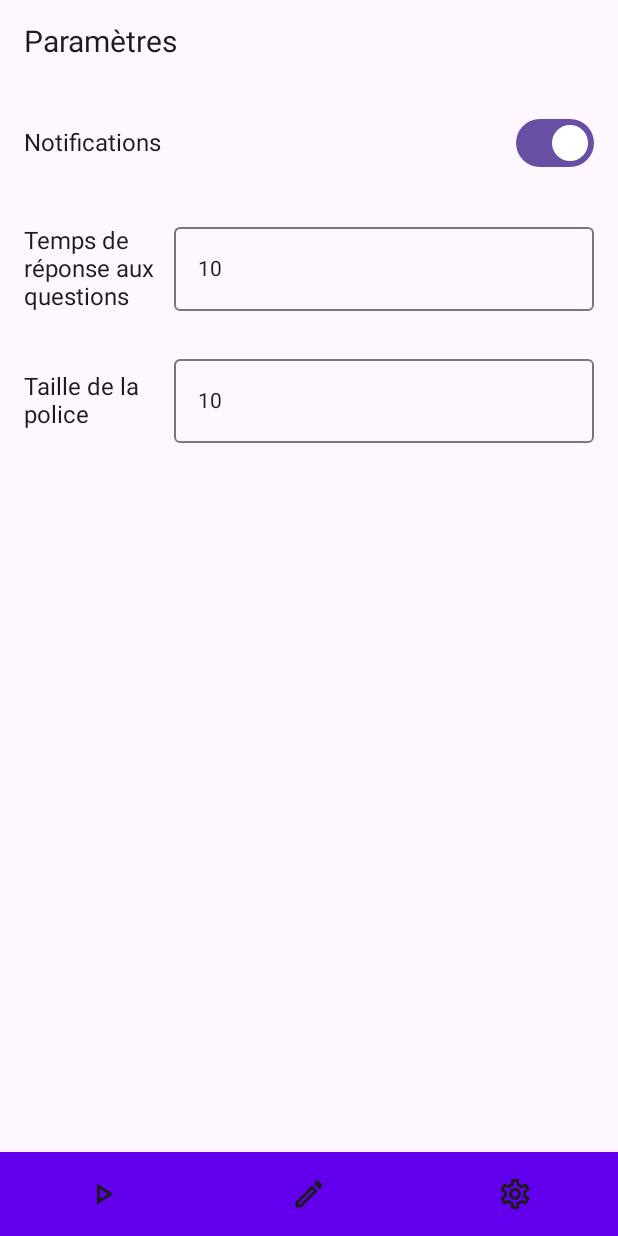
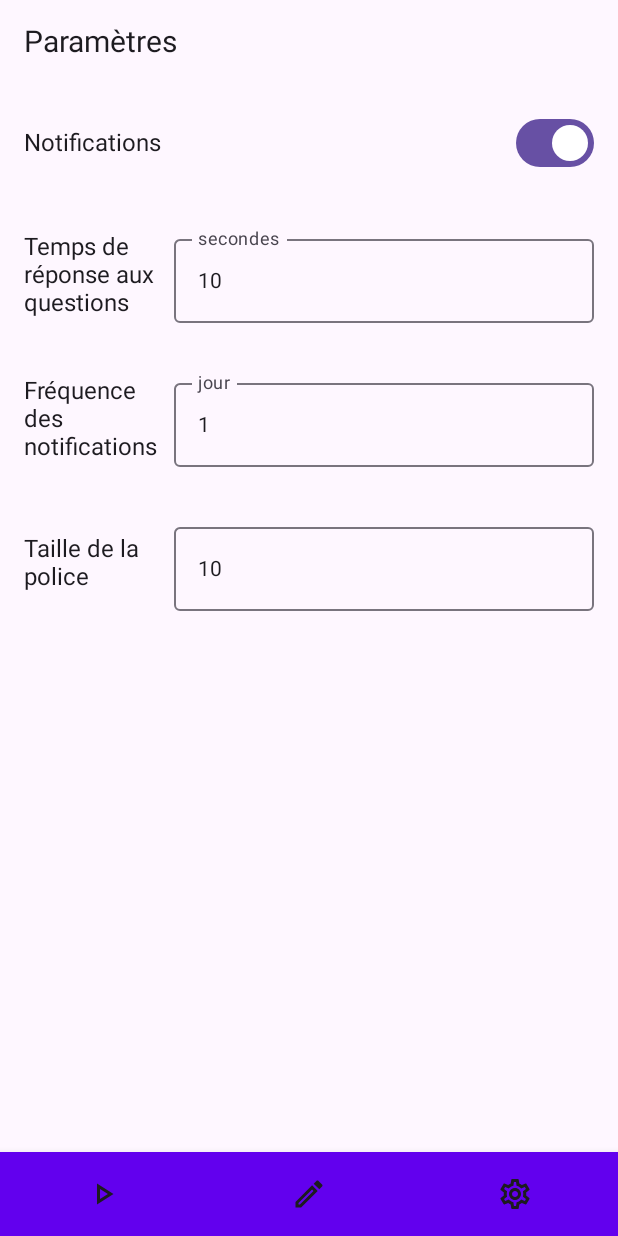
Before and after one commit to Splintery/Quizouille, an Android app built with Jetpack Compose: the screen it shows after launch (MainActivity), item 3 of the bottom bar chosen, on a phone screen of 412 x 824 dp. Run offline under Robolectric (Android 15) with nearby library versions, the phone set to English and light mode, and no system bars.

Commit message:
Settings menu done with some parameters, better structure

```diff
--- a/app/build.gradle.kts
+++ b/app/build.gradle.kts
@@ -59,6 +59,7 @@ dependencies {
     implementation("androidx.compose.ui:ui-graphics")
     implementation("androidx.compose.ui:ui-tooling-preview")
     implementation("androidx.compose.material3:material3")
+    implementation("androidx.datastore:datastore-core:1.0.0")
     testImplementation("junit:junit:4.13.2")
     androidTestImplementation("androidx.test.ext:junit:1.1.5")
     androidTestImplementation("androidx.test.espresso:espresso-core:3.5.1")
@@ -84,4 +85,5 @@ dependencies {
     implementation("androidx.lifecycle:lifecycle-viewmodel-compose:$lifecycle_version")
     implementation("androidx.lifecycle:lifecycle-runtime-ktx:$lifecycle_version")
     implementation("androidx.core:core-ktx:1.12.0")
+    implementation("androidx.datastore:datastore-preferences:1.0.0")
 }
--- a/app/src/main/AndroidManifest.xml
+++ b/app/src/main/AndroidManifest.xml
@@ -13,7 +13,7 @@
         android:theme="@style/Theme.Quizouille"
         tools:targetApi="31">
         <activity
-            android:name=".MainActivity"
+            android:name=".ui.MainActivity"
             android:exported="true"
             android:label="@string/app_name"
             android:theme="@style/Theme.Quizouille">
--- a/app/src/main/java/com/univ/quizouille/MainActivity.kt
+++ b/app/src/main/java/com/univ/quizouille/ui/MainActivity.kt
@@ -1,6 +1,6 @@
 @file:OptIn(ExperimentalMaterial3Api::class)
 
-package com.univ.quizouille
+package com.univ.quizouille.ui
 
 import android.os.Bundle
 import android.util.Log
@@ -11,7 +11,6 @@ import androidx.compose.foundation.layout.Column
 import androidx.compose.foundation.layout.Row
 import androidx.compose.foundation.layout.fillMaxWidth
 import androidx.compose.foundation.layout.padding
-import androidx.compose.foundation.text.KeyboardActions
 import androidx.compose.foundation.text.KeyboardOptions
 import androidx.compose.material.BottomNavigation
 import androidx.compose.material.BottomNavigationItem
@@ -27,10 +26,8 @@ import androidx.compose.material3.Scaffold
 import androidx.compose.material3.Text
 import androidx.compose.runtime.Composable
 import androidx.compose.runtime.getValue
-import androidx.compose.runtime.mutableIntStateOf
 import androidx.compose.runtime.mutableStateOf
 import androidx.compose.runtime.remember
-import androidx.compose.runtime.saveable.rememberSaveable
 import androidx.compose.runtime.setValue
 import androidx.compose.ui.Alignment
 import androidx.compose.ui.Modifier
@@ -38,11 +35,14 @@ import androidx.compose.ui.text.input.ImeAction
 import androidx.compose.ui.text.input.KeyboardType
 import androidx.compose.ui.unit.dp
 import androidx.compose.ui.unit.sp
+import androidx.lifecycle.ViewModel
+import androidx.lifecycle.viewmodel.compose.viewModel
 import androidx.navigation.NavHostController
 import androidx.navigation.compose.NavHost
 import androidx.navigation.compose.composable
 import androidx.navigation.compose.currentBackStackEntryAsState
 import androidx.navigation.compose.rememberNavController
+import com.univ.quizouille.viewmodel.SettingsViewModel
 
 class MainActivity : ComponentActivity() {
     override fun onCreate(savedInstanceState: Bundle?) {
@@ -63,6 +63,7 @@ fun Test2() {
     Text(text = "page 2")
 }
 
+/*
 @Composable
 fun Settings() {
     // TODO Ajouter VAR globales dans viewmodel
@@ -74,49 +75,78 @@ fun Settings() {
     Column {
         Row(modifier = Modifier
             .fillMaxWidth()
-            .padding(16.dp), horizontalArrangement = Arrangement.Center, verticalAlignment = Alignment.CenterVertically) {
+            .padding(16.dp)
+            , horizontalArrangement = Arrangement.Center, verticalAlignment = Alignment.CenterVertically) {
             Text(text = "Paramètres", fontSize = 20.sp, modifier = Modifier.weight(1f))
         }
         Row(modifier = Modifier
             .fillMaxWidth()
-            .padding(16.dp), horizontalArrangement = Arrangement.SpaceBetween, verticalAlignment = Alignment.CenterVertically) {
+            .padding(16.dp)
+            , horizontalArrangement = Arrangement.SpaceBetween, verticalAlignment = Alignment.CenterVertically) {
             Text(text = "Notifications", fontSize = 16.sp, modifier = Modifier.weight(1f))
             Switch(checked = notificationsChecked, onCheckedChange = { notificationsChecked = it } )
         }
-        Row(modifier = Modifier
-            .padding(16.dp), horizontalArrangement = Arrangement.SpaceBetween, verticalAlignment = Alignment.CenterVertically) {
-            Text(text = "Temps de réponse aux questions", fontSize = 16.sp, modifier = Modifier.weight(1f))
+        Row(modifier = Modifier.padding(16.dp)
+            , horizontalArrangement = Arrangement.SpaceBetween, verticalAlignment = Alignment.CenterVertically) {
+            Text(text = "Fréquence des notifications (jour)", fontSize = 16.sp, modifier = Modifier
+                .weight(1f)
+                .padding(end = 8.dp))
+            OutlinedTextField(value = questionDelay,
+                onValueChange = {
+                    if (it.all { char -> char.isDigit() }) {
+                        questionDelay = it
+                    }}
+                , keyboardOptions = KeyboardOptions.Default.copy(keyboardType = KeyboardType.Number, imeAction = ImeAction.Done)
+                , modifier = Modifier
+                    .weight(1f)
+                    .padding(start = 10.dp)
+            )
+        }
+        Row(modifier = Modifier.padding(16.dp)
+            , horizontalArrangement = Arrangement.SpaceBetween, verticalAlignment = Alignment.CenterVertically) {
+            Text(text = "Temps de réponse aux questions (secondes)", fontSize = 16.sp, modifier = Modifier
+                .weight(1f)
+                .padding(end = 8.dp))
             OutlinedTextField(value = questionDelay,
                 onValueChange = {
                 if (it.all { char -> char.isDigit() }) {
                     questionDelay = it
                 }}
                 , keyboardOptions = KeyboardOptions.Default.copy(keyboardType = KeyboardType.Number, imeAction = ImeAction.Done)
+                , modifier = Modifier
+                    .weight(1f)
+                    .padding(start = 10.dp)
             )
         }
-        Row(modifier = Modifier
-            .padding(16.dp), horizontalArrangement = Arrangement.SpaceBetween, verticalAlignment = Alignment.CenterVertically) {
-            Text(text = "Taille de la police", fontSize = 16.sp, modifier = Modifier.weight(1f))
+        Row(modifier = Modifier.padding(16.dp)
+            , horizontalArrangement = Arrangement.SpaceBetween, verticalAlignment = Alignment.CenterVertically) {
+            Text(text = "Taille de la police", fontSize = 16.sp, modifier = Modifier
+                .weight(1f)
+                .padding(end = 8.dp))
             OutlinedTextField(value = policeSize,
                 onValueChange = {
                     if (it.all { char -> char.isDigit() }) {
                         policeSize = it
                     }}
                 , keyboardOptions = KeyboardOptions.Default.copy(keyboardType = KeyboardType.Number, imeAction = ImeAction.Done)
+                , modifier = Modifier
+                    .weight(1f)
+                    .padding(start = 10.dp)
             )
         }
     }
-
 }
+ */
 
 @Composable
-fun Main() {
+fun Main(model: SettingsViewModel = viewModel()) {
     val navController = rememberNavController()
-    Scaffold(bottomBar = { BottomBar(navController = navController)}) { paddingValues ->
+
+    Scaffold(bottomBar = { BottomBar(navController = navController) }) { paddingValues ->
         NavHost(navController = navController, startDestination = "game", modifier = Modifier.padding(paddingValues)) {
             composable("game") { Test1() }
             composable("edit") { Test2() }
-            composable("settings") { Settings() }
+            composable("settings") { SettingsScreen(settingsViewModel = model) }
         }
     }
 }
@@ -125,19 +155,32 @@ fun Main() {
 fun BottomBar(navController: NavHostController) = BottomNavigation {
     val navBackStackEntry by navController.currentBackStackEntryAsState()
     val currentRoute = navBackStackEntry?.destination?.route
+
     BottomNavigationItem(
         selected = currentRoute == "game",
-        onClick = { navController.navigate("game") { launchSingleTop = true } },
+        onClick = {
+            if (currentRoute != "game") {
+                navController.navigate("game")
+            }
+        },
         icon = { Icon(Icons.Outlined.PlayArrow, contentDescription = "Play menu")}
     )
     BottomNavigationItem(
         selected = currentRoute == "edit",
-        onClick = { navController.navigate("edit") { popUpTo("game") } },
+        onClick = {
+            if (currentRoute != "edit") {
+                navController.navigate("edit")
+            }
+        },
         icon = { Icon(Icons.Outlined.Edit, contentDescription = "Edit menu")}
     )
     BottomNavigationItem(
         selected = currentRoute == "settings",
-        onClick = { navController.navigate("settings") { popUpTo("game") } },
+        onClick = {
+            if (currentRoute != "settings") {
+                navController.navigate("settings")
+            }
+        },
         icon = { Icon(Icons.Outlined.Settings, contentDescription = "Settings menu")}
     )
 }
--- /dev/null
+++ b/app/src/main/java/com/univ/quizouille/ui/SettingsScreen.kt
@@ -0,0 +1,110 @@
+@file:OptIn(ExperimentalMaterial3Api::class)
+
+package com.univ.quizouille.ui
+
+import androidx.compose.foundation.layout.Arrangement
+import androidx.compose.foundation.layout.Column
+import androidx.compose.foundation.layout.Row
+import androidx.compose.foundation.layout.fillMaxWidth
+import androidx.compose.foundation.layout.padding
+import androidx.compose.foundation.text.KeyboardActions
+import androidx.compose.foundation.text.KeyboardOptions
+import androidx.compose.material3.ExperimentalMaterial3Api
+import androidx.compose.material3.OutlinedTextField
+import androidx.compose.material3.Switch
+import androidx.compose.material3.Text
+import androidx.compose.runtime.Composable
+import androidx.compose.runtime.collectAsState
+import androidx.compose.runtime.getValue
+import androidx.compose.runtime.mutableStateOf
+import androidx.compose.runtime.remember
+import androidx.compose.runtime.setValue
+import androidx.compose.ui.Alignment
+import androidx.compose.ui.Modifier
+import androidx.compose.ui.text.input.ImeAction
+import androidx.compose.ui.text.input.KeyboardType
+import androidx.compose.ui.unit.dp
+import androidx.compose.ui.unit.sp
+import androidx.core.text.isDigitsOnly
+import com.univ.quizouille.viewmodel.SettingsViewModel
+
+@Composable
+fun TitleWithContentRow(title: String, fontSize: Int, content: @Composable (() -> Unit)? = null) {
+    Row(modifier = Modifier
+        .fillMaxWidth()
+        .padding(16.dp),
+        horizontalArrangement = Arrangement.SpaceBetween,
+        verticalAlignment = Alignment.CenterVertically
+    ) {
+        Text(
+            text = title,
+            fontSize = fontSize.sp,
+            modifier = Modifier.weight(1f)
+        )
+        content?.invoke()
+    }
+}
+
+@Composable
+fun SettingsTextField(value: String, label: String, onDone: (String) -> Unit) {
+    var text by remember(value) { mutableStateOf(value) }
+
+    OutlinedTextField(
+        value = text,
+        onValueChange = { text = it },
+        label = { Text(label) },
+        keyboardOptions = KeyboardOptions.Default.copy(
+            keyboardType = KeyboardType.Number,
+            imeAction = ImeAction.Done
+        ),
+        keyboardActions = KeyboardActions(
+            onDone = {
+                if (text.isNotEmpty() && text.isDigitsOnly() && text.toInt() > 0)
+                    onDone(text)
+            }
+        ),
+        modifier = Modifier.padding(start = 10.dp)
+    )
+}
+
+@Composable
+fun SettingsScreen(settingsViewModel: SettingsViewModel) {
+    val questionDelay by settingsViewModel.questionDelayFlow.collectAsState(initial = 10)
+    val policeSize by settingsViewModel.policeSizeFlow.collectAsState(initial = 10)
+    val notificationsMode by settingsViewModel.notificationsFlow.collectAsState(initial = true)
+    val notificationsFrequency by settingsViewModel.notificationsFreqFlow.collectAsState(initial = 1)
+
+    Column {
+        TitleWithContentRow(title = "Paramètres", fontSize = 20)
+        TitleWithContentRow(title = "Notifications", fontSize = 16) {
+            Switch(
+                checked = notificationsMode,
+                onCheckedChange = { settingsViewModel.setNotifications(notificationsMode) })
+        }
+        TitleWithContentRow(title = "Temps de réponse aux questions", fontSize = 16) {
+            SettingsTextField(
+                value = questionDelay.toString(),
+                label = "secondes",
+                onDone = { newDelay ->
+                    settingsViewModel.setQuestionDelay(newDelay.toInt())
+                }
+            )
+        }
+        TitleWithContentRow(title = "Fréquence des notifications", fontSize = 16) {
+            SettingsTextField(
+                value = notificationsFrequency.toString(),
+                label = "jour",
+                onDone = { newFreq ->
+                    settingsViewModel.setNotificationsFrequency(newFreq.toInt())
+                })
+        }
+        TitleWithContentRow(title = "Taille de la police", fontSize = 16) {
+            SettingsTextField(
+                value = policeSize.toString(),
+                label = "",
+                onDone = { newSize ->
+                    settingsViewModel.setPoliceSize(newSize.toInt())
+                })
+        }
+    }
+}
--- /dev/null
+++ b/app/src/main/java/com/univ/quizouille/viewmodel/SettingsViewModel.kt
@@ -0,0 +1,77 @@
+package com.univ.quizouille.viewmodel
+
+import android.app.Application
+import android.content.Context
+import android.util.Log
+import androidx.datastore.core.DataStore
+import androidx.datastore.preferences.core.Preferences
+import androidx.datastore.preferences.core.booleanPreferencesKey
+import androidx.datastore.preferences.core.edit
+import androidx.datastore.preferences.core.intPreferencesKey
+import androidx.datastore.preferences.preferencesDataStore
+import androidx.lifecycle.AndroidViewModel
+import androidx.lifecycle.viewModelScope
+import kotlinx.coroutines.flow.map
+import kotlinx.coroutines.launch
+
+val Context.dataStore: DataStore<Preferences> by preferencesDataStore(name ="settings")
+
+class SettingsViewModel (application: Application) : AndroidViewModel(application) {
+    private val dataStore: DataStore<Preferences> = application.applicationContext.dataStore;
+
+    val questionDelayFlow = dataStore.data.map { preferences ->
+        preferences[PreferencesKeys.QUESTION_DELAY] ?: 10
+    }
+
+    val policeSizeFlow = dataStore.data.map { preferences ->
+        preferences[PreferencesKeys.POLICE_SIZE] ?: 10
+    }
+
+    val notificationsFlow = dataStore.data.map { preferences ->
+        preferences[PreferencesKeys.NOTIFICATIONS] ?: true
+    }
+
+    val notificationsFreqFlow = dataStore.data.map { preferences ->
+        preferences[PreferencesKeys.NOTIFICATIONS_FREQUENCY] ?: 1
+    }
+
+    fun setQuestionDelay(delay: Int) {
+        viewModelScope.launch {
+            dataStore.edit { preferences ->
+                preferences[PreferencesKeys.QUESTION_DELAY] = delay
+                Log.d("datastore", preferences[PreferencesKeys.QUESTION_DELAY].toString())
+            }
+        }
+    }
+
+    fun setPoliceSize(size: Int) {
+        viewModelScope.launch {
+            dataStore.edit { preferences ->
+                preferences[PreferencesKeys.POLICE_SIZE] = size
+            }
+        }
+    }
+
+    fun setNotifications(mode: Boolean) {
+        viewModelScope.launch {
+            dataStore.edit { preferences ->
+                preferences[PreferencesKeys.NOTIFICATIONS] = mode
+            }
+        }
+    }
+
+    fun setNotificationsFrequency(freq: Int) {
+        viewModelScope.launch {
+            dataStore.edit { preferences ->
+                preferences[PreferencesKeys.NOTIFICATIONS_FREQUENCY] = freq
+            }
+        }
+    }
+
+    private object PreferencesKeys {
+        val QUESTION_DELAY = intPreferencesKey("question_delay")
+        val POLICE_SIZE = intPreferencesKey("police_size")
+        val NOTIFICATIONS = booleanPreferencesKey("notifications")
+        val NOTIFICATIONS_FREQUENCY = intPreferencesKey("notifications_freq")
+    }
+}
```
